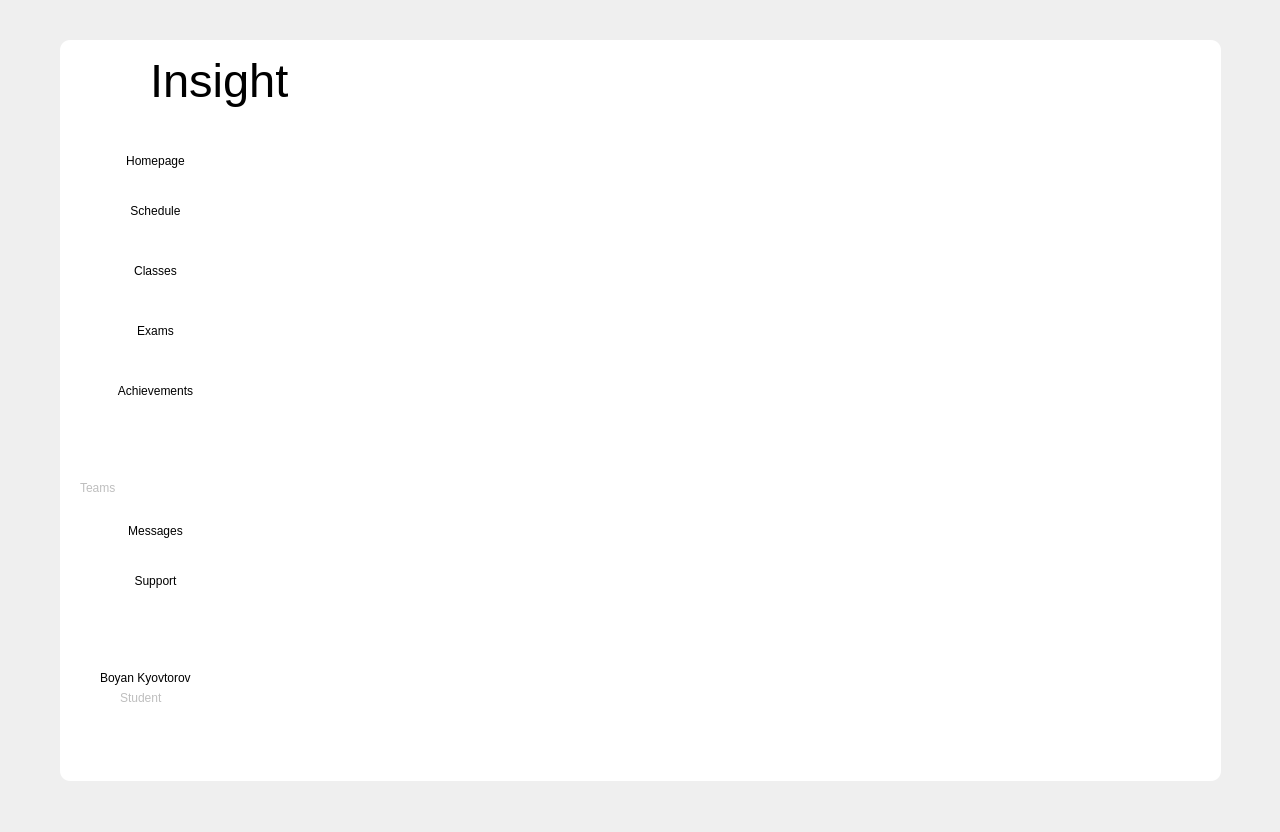
codingburgas/school-project-assignment-insight, file mainwindow.ui: the form before one commit.
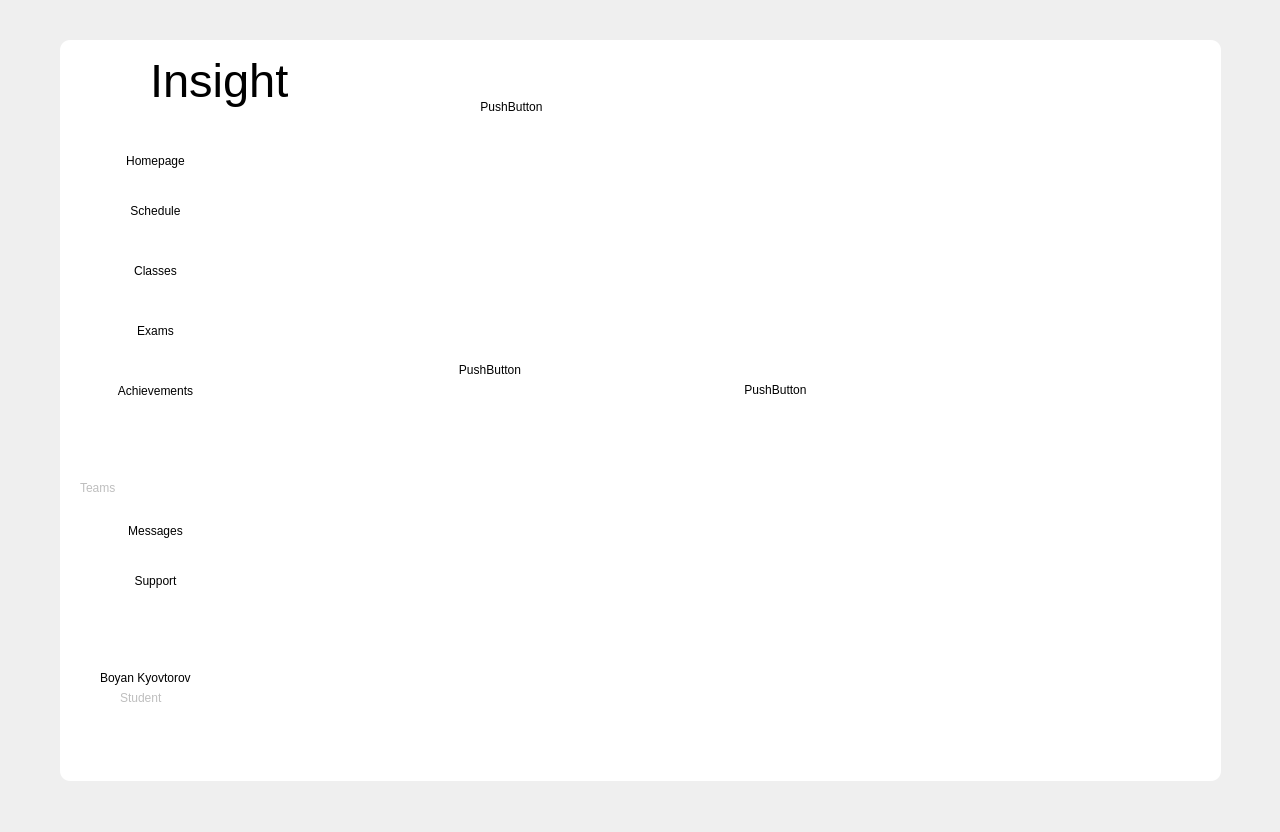
The form after the commit. Icons and pictures are not drawn.

Commit message: Add UI for displaying questions

```diff
--- a/mainwindow.ui
+++ b/mainwindow.ui
@@ -2711,7 +2711,65 @@
         <height>651</height>
        </rect>
       </property>
-      <widget class="QWidget" name="AllExams"/>
+      <widget class="QWidget" name="AllExams">
+       <widget class="QWidget" name="gridLayoutWidget">
+        <property name="geometry">
+         <rect>
+          <x>320</x>
+          <y>200</y>
+          <width>271</width>
+          <height>201</height>
+         </rect>
+        </property>
+        <layout class="QGridLayout" name="gridLayout">
+         <item row="0" column="0">
+          <widget class="QPushButton" name="pushButton">
+           <property name="text">
+            <string>PushButton</string>
+           </property>
+          </widget>
+         </item>
+        </layout>
+       </widget>
+       <widget class="QWidget" name="formLayoutWidget">
+        <property name="geometry">
+         <rect>
+          <x>160</x>
+          <y>10</y>
+          <width>160</width>
+          <height>80</height>
+         </rect>
+        </property>
+        <layout class="QFormLayout" name="formLayout">
+         <item row="0" column="0">
+          <widget class="QPushButton" name="pushButton_2">
+           <property name="text">
+            <string>PushButton</string>
+           </property>
+          </widget>
+         </item>
+        </layout>
+       </widget>
+       <widget class="QWidget" name="verticalLayoutWidget">
+        <property name="geometry">
+         <rect>
+          <x>90</x>
+          <y>240</y>
+          <width>160</width>
+          <height>80</height>
+         </rect>
+        </property>
+        <layout class="QVBoxLayout" name="verticalLayout">
+         <item>
+          <widget class="QPushButton" name="pushButton_3">
+           <property name="text">
+            <string>PushButton</string>
+           </property>
+          </widget>
+         </item>
+        </layout>
+       </widget>
+      </widget>
       <widget class="QWidget" name="ITExams">
        <widget class="QWidget" name="widget_119" native="true">
         <property name="geometry">
```
The commit also changes 2 other files.
